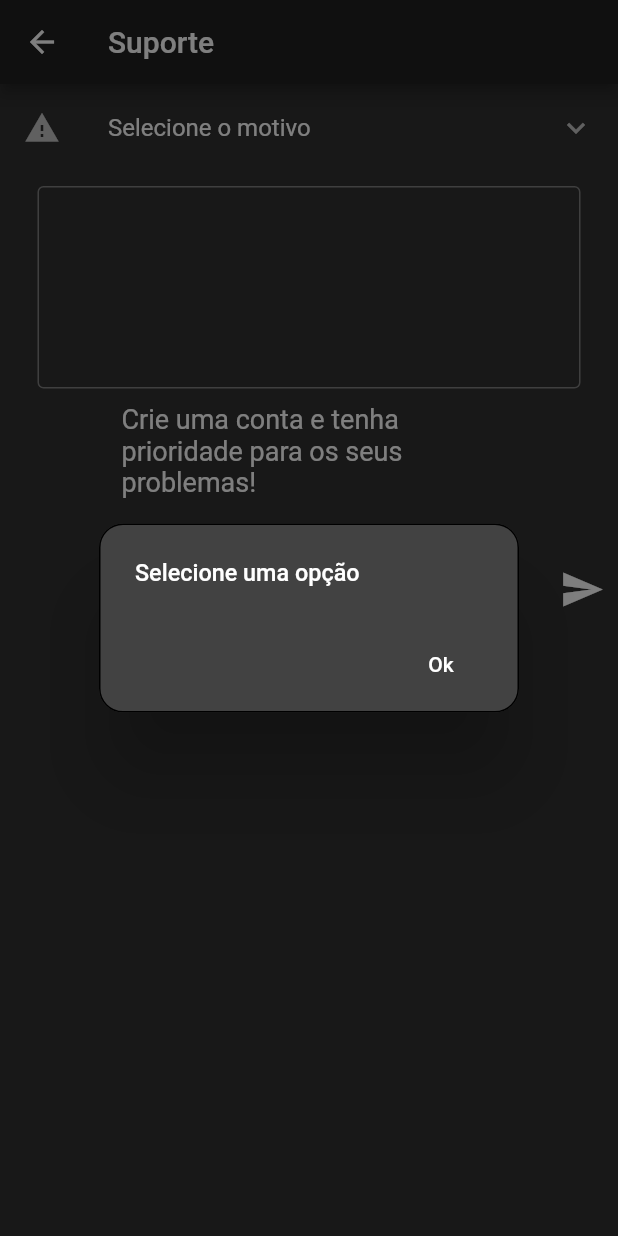
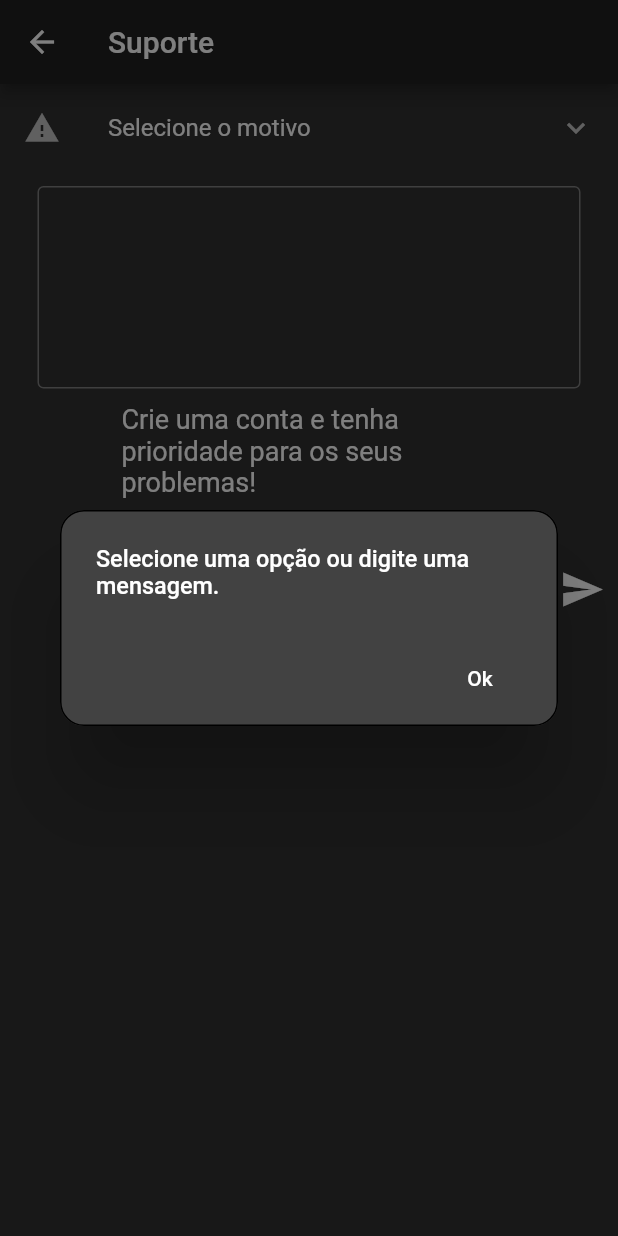
Before and after one commit to fuedgabriel/Animese-1.0, a Flutter app: the SuporteAnime screen opened directly, after a tap on the "send" icon, on a phone screen of 412 x 824 dp. Run offline on Flutter 3.47's test engine with Material 2 defaults, Android fonts, the phone set to English and light mode, and no system bars; our stand-ins replace bloc, device_info, equatable, flutter_bloc, shared_preferences, video_player; missing offline and left inert: video_box; accounts and stored records are empty; network calls fail.

Commit message:
Add files via upload

```diff
--- a/lib/screens/favoritos/favoritos.dart
+++ b/lib/screens/favoritos/favoritos.dart
@@ -26,7 +26,7 @@ class _FavoritosState extends State<Favoritos> {
 
   get() async{
     SharedPreferences prefs = await SharedPreferences.getInstance();
-    List animes = prefs.getStringList('lista');
+    List animes = prefs.getStringList('favoritos');
     for(int i = 0;i < animes.length; i++){
       API.getAnimes(animes[i]).then((response){
         setState(() {
--- a/lib/screens/suporte/suporte.dart
+++ b/lib/screens/suporte/suporte.dart
@@ -140,7 +140,7 @@ class _Suporte extends State<Suporte> {
                       icon: Icon(Icons.send),
                       iconSize: 30.0,
                       onPressed: () {
-                        if(tipo != null){
+                        if(tipo != null && _textFieldController.text != ''){
                           SUPORTINSERT.insert(id, tipo, anime, anime, _textFieldController.text);
                           showGeneralDialog(
                               barrierColor: Colors.black.withOpacity(0.5),
@@ -197,7 +197,7 @@ class _Suporte extends State<Suporte> {
                                             },)],
                                         shape: OutlineInputBorder(
                                             borderRadius: BorderRadius.circular(16.0)),
-                                        title: Text('Selecione uma opção',
+                                        title: Text('Selecione uma opção ou digite uma mensagem.',
                                           style: TextStyle(
                                             fontSize: 15.6,
                                           ),
--- a/lib/screens/suporte_anime/suporteAnime.dart
+++ b/lib/screens/suporte_anime/suporteAnime.dart
@@ -167,7 +167,7 @@ class _SuporteAnime extends State<SuporteAnime> {
                         icon: Icon(Icons.send),
                         iconSize: 30.0,
                         onPressed: () {
-                          if(tipo != null){
+                          if(tipo != null && _textFieldController.text != ''){
                             SUPORTINSERT.insert(id, tipo, widget.movieA.title, widget.movieA.sId, _textFieldController.text);
                             showGeneralDialog(
                                 barrierColor: Colors.black.withOpacity(0.5),
@@ -223,7 +223,7 @@ class _SuporteAnime extends State<SuporteAnime> {
                                                 },)],
                                           shape: OutlineInputBorder(
                                               borderRadius: BorderRadius.circular(16.0)),
-                                          title: Text('Selecione uma opção',
+                                          title: Text('Selecione uma opção ou digite uma mensagem.',
                                             style: TextStyle(
                                               fontSize: 15.6,
                                             ),
```
Also changed, not shown: lib/screens/home_page/home_screen.dart (+11 -11 lines), lib/screens/video/movie_screen.dart (+14 -9 lines).
